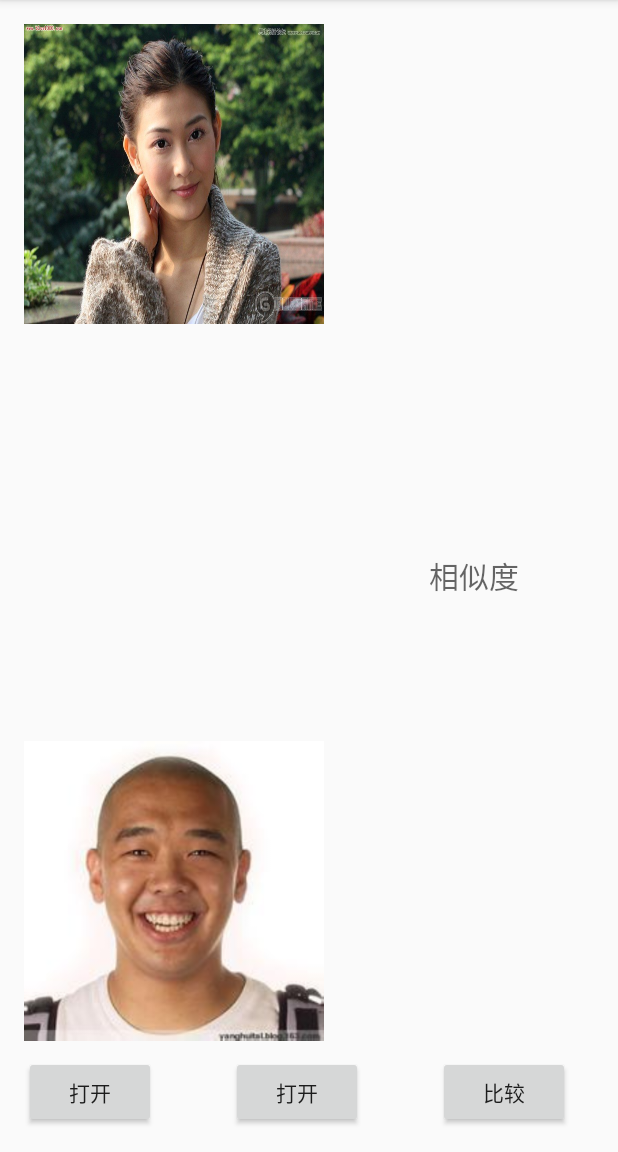
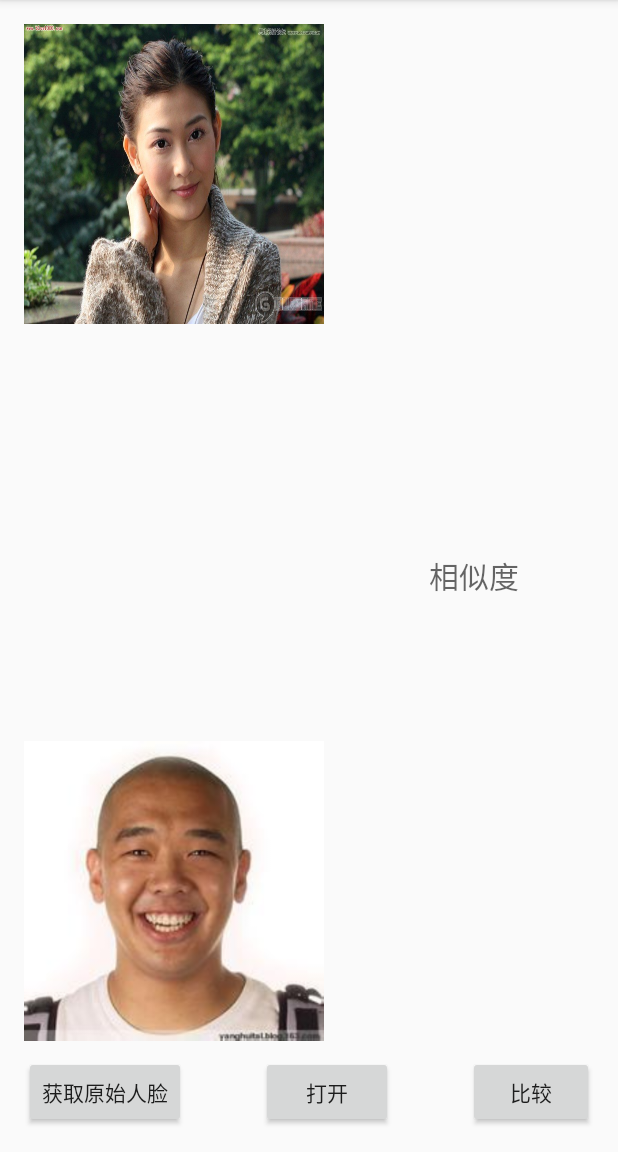
Before and after one commit to RachelZhuang/FaceVerifycationDemo, an Android app: the screen it shows after launch (MainActivity), on a phone screen of 412 x 824 dp, the part 84-1236 px from its top. Run offline under Robolectric (Android 15) with nearby library versions, the phone set to English and light mode, and no system bars.

Commit message:
Three commit

```diff
--- a/app/src/main/res/layout/activity_main.xml
+++ b/app/src/main/res/layout/activity_main.xml
@@ -12,9 +12,9 @@
     <Button
         android:layout_width="wrap_content"
         android:layout_height="wrap_content"
-        android:text="打开"
+        android:text="获取原始人脸"
         android:id="@+id/id_choose1"
-        android:layout_alignParentLeft="true"
+        android:layout_alignParent="true"
         android:layout_alignParentBottom="true"/>
 
     <Button
```
